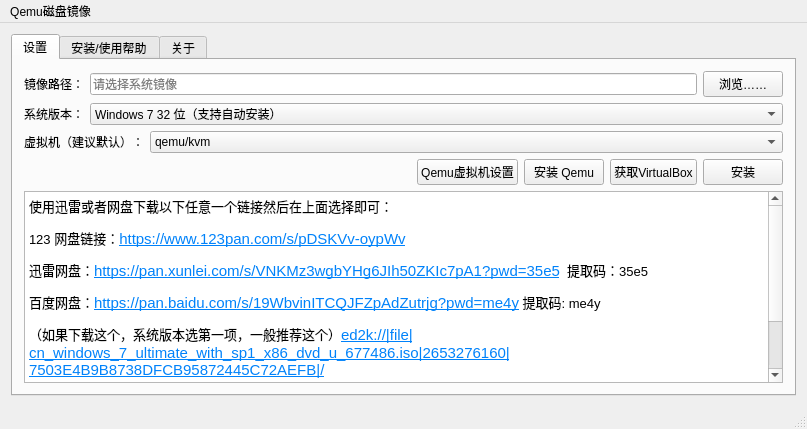
Before: the Qt Designer form VM-source/mainwindow.ui in gfdgd-xi/deep-wine-runner, drawn with Qt 5.
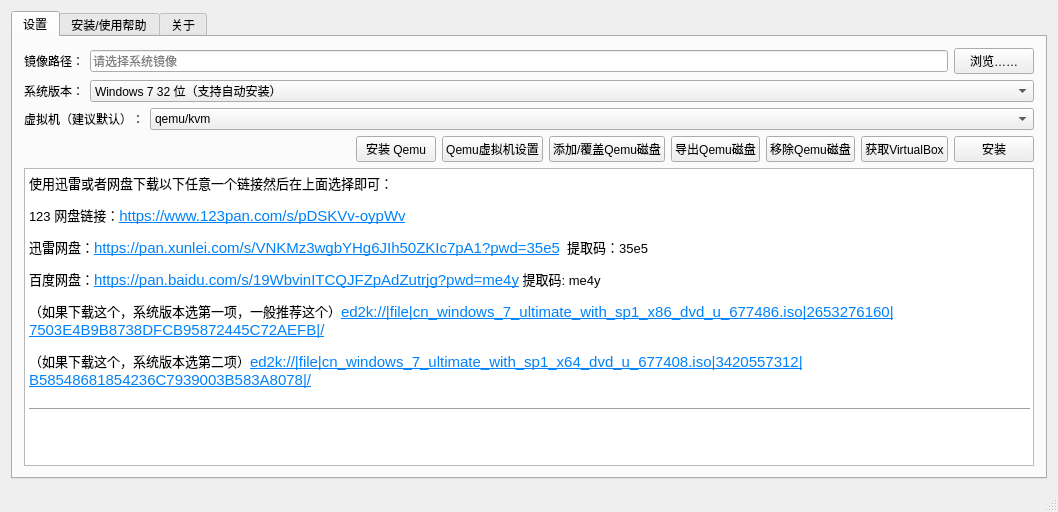
After: the same form once the commit is applied. The open tabs and pages were chosen to show the change. Icons and pictures are not drawn.

Commit message: 更新UI+新增磁盘文件添加/导出/删除功能

The edit to the form file:
```diff
--- a/VM-source/mainwindow.ui
+++ b/VM-source/mainwindow.ui
@@ -6,8 +6,8 @@
    <rect>
     <x>0</x>
     <y>0</y>
-    <width>807</width>
-    <height>429</height>
+    <width>1058</width>
+    <height>512</height>
    </rect>
   </property>
   <property name="windowTitle">
@@ -142,13 +142,6 @@
             </property>
            </spacer>
           </item>
-          <item>
-           <widget class="QPushButton" name="qemuSetting">
-            <property name="text">
-             <string>Qemu虚拟机设置</string>
-            </property>
-           </widget>
-          </item>
           <item>
            <widget class="QPushButton" name="getQemu">
             <property name="text">
@@ -156,6 +149,34 @@
             </property>
            </widget>
           </item>
+          <item>
+           <widget class="QPushButton" name="qemuSetting">
+            <property name="text">
+             <string>Qemu虚拟机设置</string>
+            </property>
+           </widget>
+          </item>
+          <item>
+           <widget class="QPushButton" name="addQemuDiskButton">
+            <property name="text">
+             <string>添加/覆盖Qemu磁盘</string>
+            </property>
+           </widget>
+          </item>
+          <item>
+           <widget class="QPushButton" name="saveQemuDiskButton">
+            <property name="text">
+             <string>导出Qemu磁盘</string>
+            </property>
+           </widget>
+          </item>
+          <item>
+           <widget class="QPushButton" name="delQemuDiskButton">
+            <property name="text">
+             <string>移除Qemu磁盘</string>
+            </property>
+           </widget>
+          </item>
           <item>
            <widget class="QPushButton" name="getvbox">
             <property name="text">
@@ -374,24 +395,6 @@
     <string/>
    </property>
   </widget>
-  <widget class="QMenuBar" name="menuBar">
-   <property name="geometry">
-    <rect>
-     <x>0</x>
-     <y>0</y>
-     <width>807</width>
-     <height>36</height>
-    </rect>
-   </property>
-   <widget class="QMenu" name="menuQemu">
-    <property name="title">
-     <string>Qemu磁盘镜像</string>
-    </property>
-    <addaction name="addQemuDisk"/>
-    <addaction name="delQemuDisk"/>
-   </widget>
-   <addaction name="menuQemu"/>
-  </widget>
   <action name="action">
    <property name="text">
     <string>退出</string>
```
Left out of the diff: 2 changed lines with no effect on the pictures. The commit also changes 2 other files.
